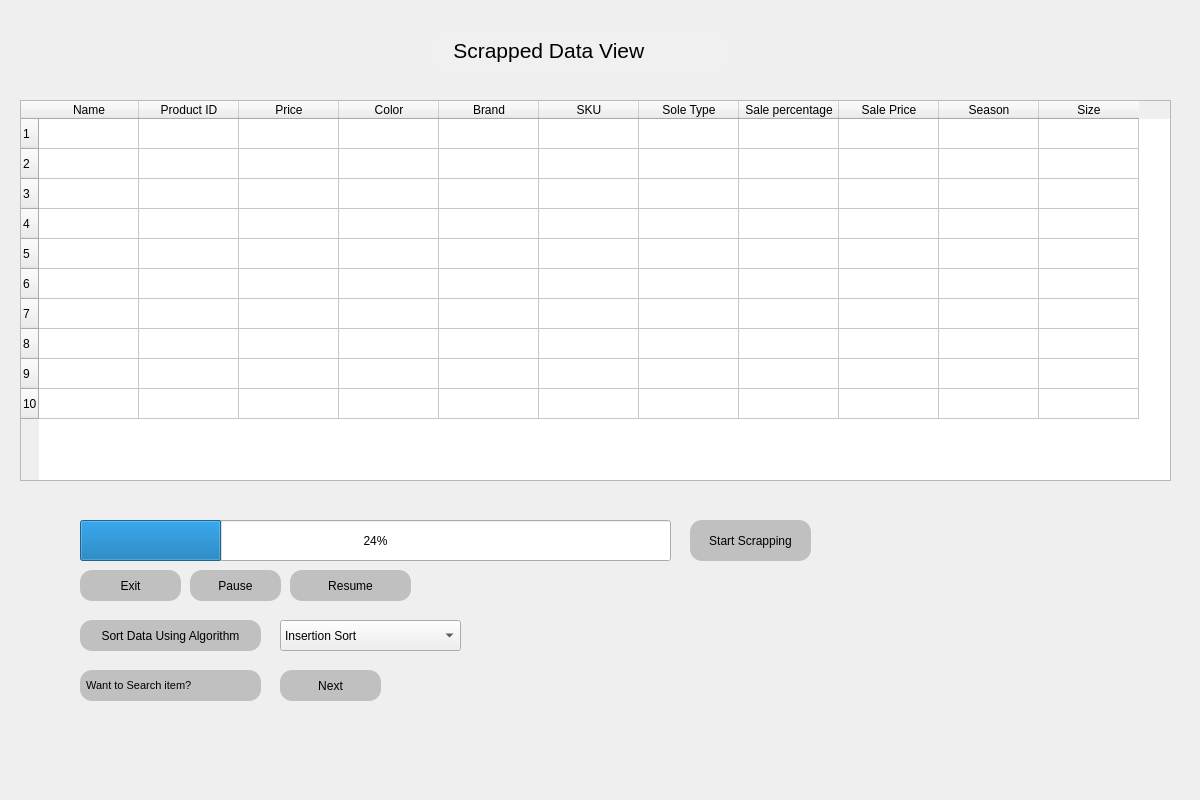
First picture: the form in GUI/ScrappedUI.ui, repository Khadija-Asif/CS261F21PID24, before the edit.
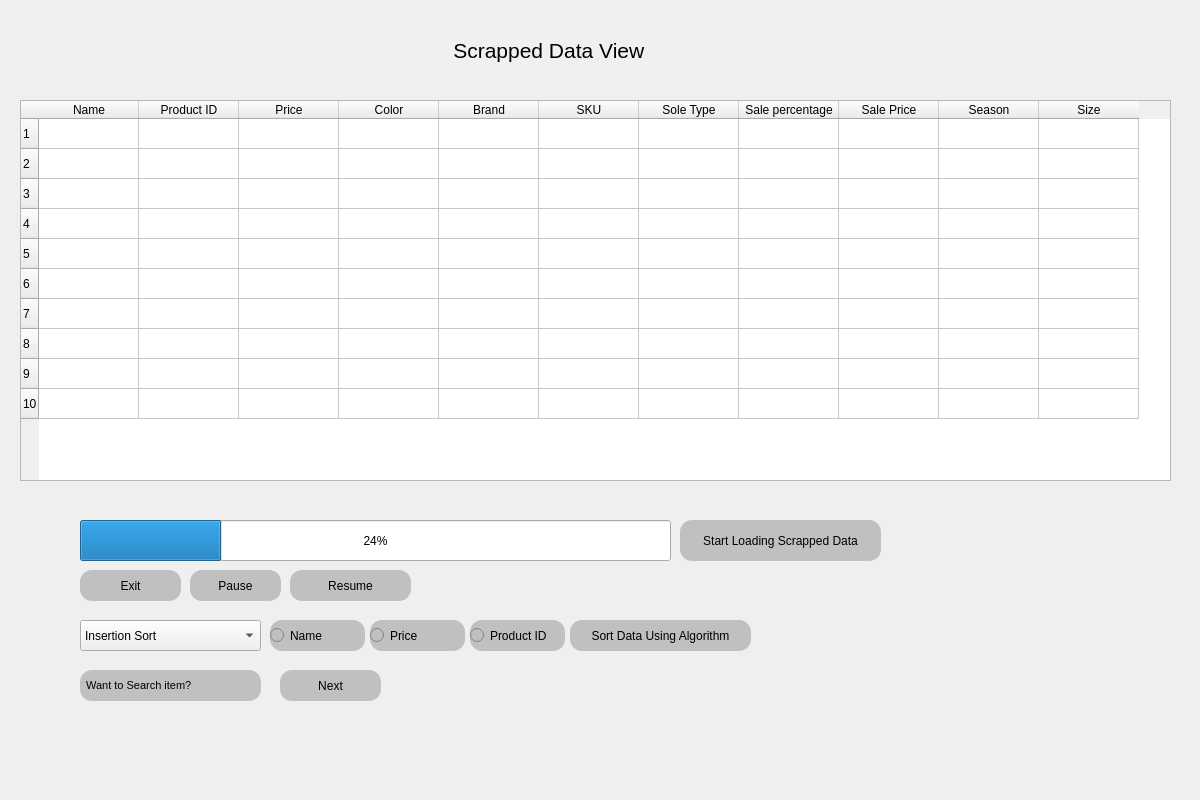
Second picture: the form after the edit. Icons and pictures are not drawn.

What changed in the file:
```diff
--- a/GUI/ScrappedUI.ui
+++ b/GUI/ScrappedUI.ui
@@ -89,7 +89,7 @@
    </property>
    <property name="geometry">
     <rect>
-     <x>740</x>
+     <x>770</x>
      <y>380</y>
      <width>400</width>
      <height>400</height>
@@ -372,7 +372,7 @@
   <widget class="QPushButton" name="pushButton_4">
    <property name="geometry">
     <rect>
-     <x>80</x>
+     <x>570</x>
      <y>620</y>
      <width>181</width>
      <height>31</height>
@@ -397,7 +397,7 @@
   <widget class="QComboBox" name="comboBox">
    <property name="geometry">
     <rect>
-     <x>280</x>
+     <x>80</x>
      <y>620</y>
      <width>181</width>
      <height>31</height>
@@ -428,9 +428,9 @@
   <widget class="QPushButton" name="pushButton_5">
    <property name="geometry">
     <rect>
-     <x>690</x>
+     <x>680</x>
      <y>520</y>
-     <width>121</width>
+     <width>201</width>
      <height>41</height>
     </rect>
    </property>
@@ -446,7 +446,7 @@
 background-color: rgb(192,192,192);</string>
    </property>
    <property name="text">
-    <string>Start Scrapping</string>
+    <string>Start Loading Scrapped Data</string>
    </property>
    <property name="icon">
     <iconset resource="test.qrc">
@@ -510,6 +510,66 @@
     <string>  Want to Search item?</string>
    </property>
   </widget>
+  <widget class="QRadioButton" name="radioButton">
+   <property name="geometry">
+    <rect>
+     <x>270</x>
+     <y>620</y>
+     <width>95</width>
+     <height>31</height>
+    </rect>
+   </property>
+   <property name="autoFillBackground">
+    <bool>false</bool>
+   </property>
+   <property name="styleSheet">
+    <string notr="true">border-radius: 12px;
+background-color: rgb(192,192,192);</string>
+   </property>
+   <property name="text">
+    <string>Name </string>
+   </property>
+  </widget>
+  <widget class="QRadioButton" name="radioButton_2">
+   <property name="geometry">
+    <rect>
+     <x>370</x>
+     <y>620</y>
+     <width>95</width>
+     <height>31</height>
+    </rect>
+   </property>
+   <property name="autoFillBackground">
+    <bool>false</bool>
+   </property>
+   <property name="styleSheet">
+    <string notr="true">border-radius: 12px;
+background-color: rgb(192,192,192);</string>
+   </property>
+   <property name="text">
+    <string>Price</string>
+   </property>
+  </widget>
+  <widget class="QRadioButton" name="radioButton_3">
+   <property name="geometry">
+    <rect>
+     <x>470</x>
+     <y>620</y>
+     <width>95</width>
+     <height>31</height>
+    </rect>
+   </property>
+   <property name="autoFillBackground">
+    <bool>false</bool>
+   </property>
+   <property name="styleSheet">
+    <string notr="true">border-radius: 12px;
+background-color: rgb(192,192,192);</string>
+   </property>
+   <property name="text">
+    <string>Product ID</string>
+   </property>
+  </widget>
   <zorder>label</zorder>
   <zorder>label_2</zorder>
   <zorder>progressBar</zorder>
```
Left out of the diff: 10 changed lines with no effect on the pictures.
